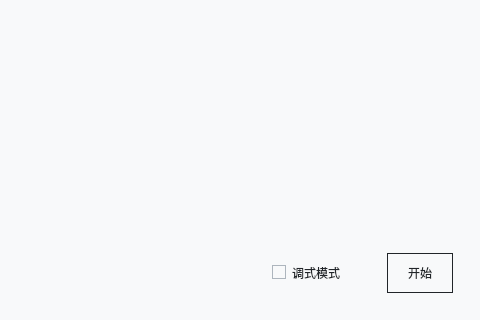
Before: the Qt Designer form mainwindow.ui in niltok/magi, drawn with Qt 5; both pictures show x 199 to 679 and y 430 to 750 of the 679 by 750 pixel window.
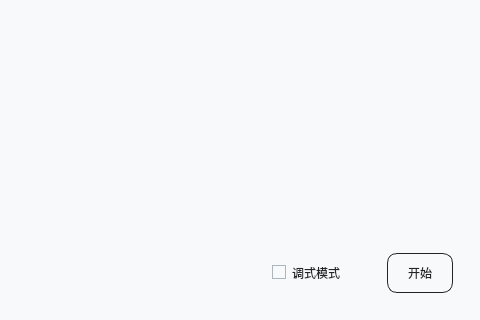
After: the same form once the commit is applied.

Patch:
```diff
--- a/mainwindow.ui
+++ b/mainwindow.ui
@@ -36,6 +36,7 @@
 QPushButton {
 	border: 1px solid #212529;
 	padding: 10px 20px;
+	border-radius: 10px;
 }
 
 QPushButton:hover {
@@ -47,6 +48,8 @@
 }
 QListWidget::item {
 	padding: 5px 10px;
+	border: 1px solid #f8f9fa;
+	border-radius: 5px;
 }
 QListWidget::item:hover {
 	padding-left: 10px;
```
Left out of the diff: 3 changed lines with no effect on the pictures.
